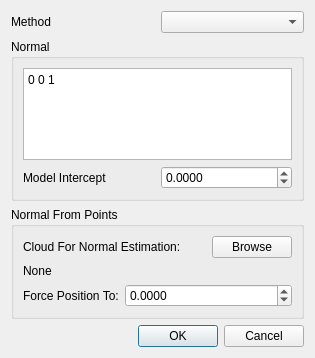
Above: qGEO/geoutils/dialogs/ComputeStratigraphicPositionDlg.ui from luca-penasa/spc before the change. Below: the same form after it.
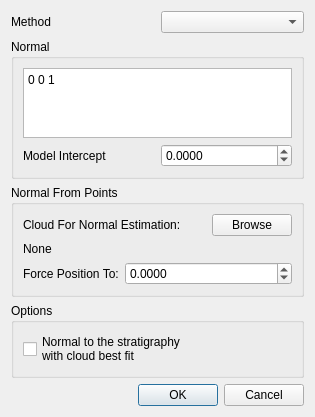
That is the form after the change.

What changed in the file:
```diff
--- a/qGEO/geoutils/dialogs/ComputeStratigraphicPositionDlg.ui
+++ b/qGEO/geoutils/dialogs/ComputeStratigraphicPositionDlg.ui
@@ -7,7 +7,7 @@
     <x>0</x>
     <y>0</y>
     <width>315</width>
-    <height>358</height>
+    <height>401</height>
    </rect>
   </property>
   <property name="windowTitle">
@@ -135,6 +135,23 @@
      </layout>
     </widget>
    </item>
+   <item>
+    <widget class="QGroupBox" name="groupBox">
+     <property name="title">
+      <string>Options</string>
+     </property>
+     <layout class="QVBoxLayout" name="verticalLayout_2">
+      <item>
+       <widget class="QCheckBox" name="checkBoxNormalToStrata">
+        <property name="text">
+         <string>Normal to the stratigraphy
+with cloud best fit</string>
+        </property>
+       </widget>
+      </item>
+     </layout>
+    </widget>
+   </item>
    <item>
     <widget class="QDialogButtonBox" name="buttons">
      <property name="orientation">
```
